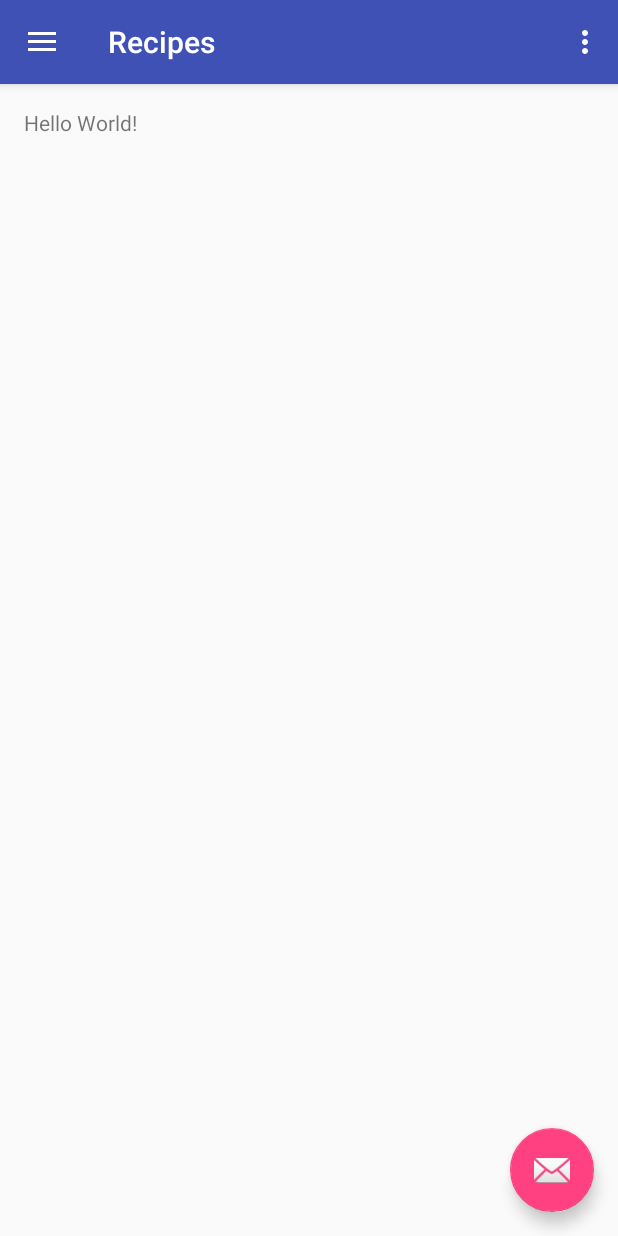
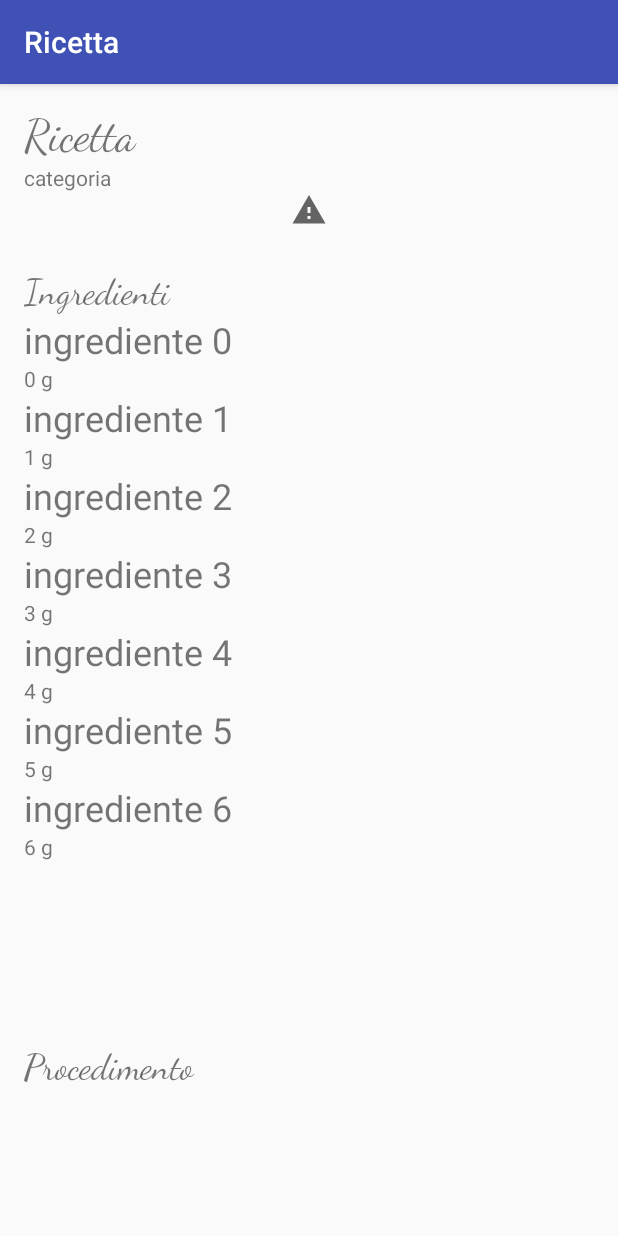
Before and after one commit to Assunta/appR, an Android app: the screen it shows after launch (MainActivity before the commit, RicettaActivity after it), after a tap on "Import", on a phone screen of 412 x 824 dp. Run offline under Robolectric (Android 15) with nearby library versions, the phone set to English and light mode, and no system bars; 1 other tap on this screen came first.

Commit message:
creazione Activity e layout per la visualizzazione di una ricetta

```diff
--- a/app/build.gradle
+++ b/app/build.gradle
@@ -27,4 +27,5 @@ dependencies {
     compile 'com.android.support:appcompat-v7:23.4.0'
     compile 'com.android.support:design:23.4.0'
     testCompile 'junit:junit:4.12'
+    compile 'com.android.support:recyclerview-v7:23.1.1'
 }
--- a/app/src/main/AndroidManifest.xml
+++ b/app/src/main/AndroidManifest.xml
@@ -18,6 +18,10 @@
                 <category android:name="android.intent.category.LAUNCHER" />
             </intent-filter>
         </activity>
+        <activity
+            android:name=".RicettaActivity"
+            android:label="@string/title_activity_ricetta"
+            android:theme="@style/AppTheme.NoActionBar"></activity>
     </application>
 
 </manifest>
--- /dev/null
+++ b/app/src/main/java/com/oropallo/assunta/recipes/Adapter/AdapterIngredienti.java
@@ -0,0 +1,71 @@
+package com.oropallo.assunta.recipes.Adapter;
+
+import android.content.Context;
+import android.support.v7.widget.RecyclerView;
+import android.view.LayoutInflater;
+import android.view.View;
+import android.view.ViewGroup;
+import android.widget.TextView;
+
+import com.oropallo.assunta.recipes.R;
+
+import java.util.ArrayList;
+import java.util.List;
+
+/**
+ * Created by Assunta on 23/11/2016.
+ */
+
+public class AdapterIngredienti extends RecyclerView.Adapter<AdapterIngredienti.IngredientiViewHolder>{
+    private List<String> ingredienti;
+    private Context context;
+
+    public AdapterIngredienti() {
+        ingredienti = new ArrayList<String>();
+        for(int i=0; i<7; i++)
+            ingredienti.add("ingrediente "+i);
+    }
+
+    @Override
+    public AdapterIngredienti.IngredientiViewHolder onCreateViewHolder(ViewGroup parent, int viewType) {
+        context=parent.getContext();
+        View v = LayoutInflater.from(context).inflate(R.layout.row_ingrediente, parent, false);
+        IngredientiViewHolder ivh = new IngredientiViewHolder(v);
+        return ivh;
+    }
+
+    @Override
+    public void onBindViewHolder(AdapterIngredienti.IngredientiViewHolder holder, int position) {
+        holder.nomeIngrediente.setText(ingredienti.get(position));
+        holder.quantita.setText(position+" g");
+    }
+
+    @Override
+    public int getItemCount() {
+        return ingredienti.size();
+    }
+
+    @Override
+    public void onAttachedToRecyclerView(RecyclerView recyclerView) {
+        super.onAttachedToRecyclerView(recyclerView);
+    }
+
+    public class IngredientiViewHolder extends RecyclerView.ViewHolder implements View.OnClickListener{
+
+        TextView nomeIngrediente;
+        TextView quantita;
+
+        IngredientiViewHolder(View itemView) {
+            super(itemView);
+            itemView.setClickable(false);
+            nomeIngrediente=(TextView) itemView.findViewById(R.id.item_name_ingrediente);
+            quantita= (TextView) itemView.findViewById(R.id.quantita);
+            itemView.setOnClickListener(this);
+        }
+
+        @Override
+        public void onClick(View v) {
+
+        }
+    }
+}
--- a/app/src/main/java/com/oropallo/assunta/recipes/MainActivity.java
+++ b/app/src/main/java/com/oropallo/assunta/recipes/MainActivity.java
@@ -1,5 +1,6 @@
 package com.oropallo.assunta.recipes;
 
+import android.content.Intent;
 import android.os.Bundle;
 import android.support.design.widget.FloatingActionButton;
 import android.support.design.widget.Snackbar;
@@ -81,7 +82,8 @@ public class MainActivity extends AppCompatActivity
         int id = item.getItemId();
 
         if (id == R.id.nav_camera) {
-            // Handle the camera action
+            Intent intent=new Intent(this, RicettaActivity.class);
+            startActivity(intent);
         } else if (id == R.id.nav_gallery) {
 
         } else if (id == R.id.nav_slideshow) {
--- /dev/null
+++ b/app/src/main/java/com/oropallo/assunta/recipes/RicettaActivity.java
@@ -0,0 +1,21 @@
+package com.oropallo.assunta.recipes;
+
+import android.os.Bundle;
+import android.support.design.widget.FloatingActionButton;
+import android.support.design.widget.Snackbar;
+import android.support.v7.app.AppCompatActivity;
+import android.support.v7.widget.Toolbar;
+import android.view.View;
+
+public class RicettaActivity extends AppCompatActivity {
+
+    @Override
+    protected void onCreate(Bundle savedInstanceState) {
+        super.onCreate(savedInstanceState);
+        setContentView(R.layout.activity_ricetta);
+        Toolbar toolbar = (Toolbar) findViewById(R.id.toolbar);
+        setSupportActionBar(toolbar);
+
+    }
+
+}
--- /dev/null
+++ b/app/src/main/java/com/oropallo/assunta/recipes/RicettaActivityFragment.java
@@ -0,0 +1,36 @@
+package com.oropallo.assunta.recipes;
+
+import android.support.v4.app.Fragment;
+import android.os.Bundle;
+import android.support.v7.widget.LinearLayoutManager;
+import android.support.v7.widget.RecyclerView;
+import android.view.LayoutInflater;
+import android.view.View;
+import android.view.ViewGroup;
+
+import com.oropallo.assunta.recipes.Adapter.AdapterIngredienti;
+
+/**
+ * A placeholder fragment containing a simple view.
+ */
+public class RicettaActivityFragment extends Fragment {
+
+    public RicettaActivityFragment() {
+    }
+
+    @Override
+    public View onCreateView(LayoutInflater inflater, ViewGroup container,
+                             Bundle savedInstanceState) {
+        View rootView =inflater.inflate(R.layout.fragment_ricetta, container, false);
+        RecyclerView recylerIngredienti= (RecyclerView) rootView.findViewById(R.id.recycler_ingredienti);
+        recylerIngredienti.setHasFixedSize(true);
+
+        //LayoutManager
+        LinearLayoutManager llm = new LinearLayoutManager(rootView.getContext());
+        recylerIngredienti.setLayoutManager(llm);
+        AdapterIngredienti adapter= new AdapterIngredienti();
+        recylerIngredienti.setAdapter(adapter);
+
+        return rootView;
+    }
+}
--- /dev/null
+++ b/app/src/main/res/layout/activity_ricetta.xml
@@ -0,0 +1,26 @@
+<?xml version="1.0" encoding="utf-8"?>
+<android.support.design.widget.CoordinatorLayout xmlns:android="http://schemas.android.com/apk/res/android"
+    xmlns:app="http://schemas.android.com/apk/res-auto"
+    xmlns:tools="http://schemas.android.com/tools"
+    android:layout_width="match_parent"
+    android:layout_height="match_parent"
+    android:fitsSystemWindows="true"
+    tools:context="com.oropallo.assunta.recipes.RicettaActivity">
+
+    <android.support.design.widget.AppBarLayout
+        android:layout_width="match_parent"
+        android:layout_height="wrap_content"
+        android:theme="@style/AppTheme.AppBarOverlay">
+
+        <android.support.v7.widget.Toolbar
+            android:id="@+id/toolbar"
+            android:layout_width="match_parent"
+            android:layout_height="?attr/actionBarSize"
+            android:background="?attr/colorPrimary"
+            app:popupTheme="@style/AppTheme.PopupOverlay" />
+
+    </android.support.design.widget.AppBarLayout>
+
+    <include layout="@layout/content_ricetta" />
+
+</android.support.design.widget.CoordinatorLayout>
--- /dev/null
+++ b/app/src/main/res/layout/content_ricetta.xml
@@ -0,0 +1,9 @@
+<fragment xmlns:android="http://schemas.android.com/apk/res/android"
+    xmlns:app="http://schemas.android.com/apk/res-auto"
+    xmlns:tools="http://schemas.android.com/tools"
+    android:id="@+id/fragment"
+    android:name="com.oropallo.assunta.recipes.RicettaActivityFragment"
+    android:layout_width="match_parent"
+    android:layout_height="match_parent"
+    app:layout_behavior="@string/appbar_scrolling_view_behavior"
+    tools:layout="@layout/fragment_ricetta" />
--- /dev/null
+++ b/app/src/main/res/layout/fragment_ricetta.xml
@@ -0,0 +1,79 @@
+<?xml version="1.0" encoding="utf-8"?>
+<RelativeLayout xmlns:android="http://schemas.android.com/apk/res/android"
+    xmlns:app="http://schemas.android.com/apk/res-auto"
+    xmlns:tools="http://schemas.android.com/tools"
+    android:id="@+id/content_ricetta"
+    android:layout_width="match_parent"
+    android:layout_height="match_parent"
+    android:paddingBottom="@dimen/activity_vertical_margin"
+    android:paddingLeft="@dimen/activity_horizontal_margin"
+    android:paddingRight="@dimen/activity_horizontal_margin"
+    android:paddingTop="@dimen/activity_vertical_margin"
+    tools:context="com.oropallo.assunta.recipes.RicettaActivityFragment"
+    tools:showIn="@layout/activity_ricetta">
+
+
+    <TextView
+        android:text="categoria"
+        android:layout_width="match_parent"
+        android:layout_height="wrap_content"
+        android:layout_below="@+id/name_ricetta"
+        android:layout_alignParentStart="true"
+        android:id="@+id/name_category" />
+
+    <ImageView
+        android:layout_width="match_parent"
+        app:srcCompat="?android:attr/alertDialogIcon"
+        android:layout_alignParentStart="true"
+        android:id="@+id/imageView_ricetta"
+        android:layout_height="wrap_content"
+        android:layout_below="@+id/name_category" />
+
+    <TextView
+        android:text="Ricetta"
+        android:layout_width="match_parent"
+        android:layout_height="wrap_content"
+        android:id="@+id/name_ricetta"
+        android:fontFamily="cursive"
+        android:textSize="30sp"
+        android:layout_alignParentTop="true"
+        android:layout_alignParentStart="true" />
+
+    <TextView
+        android:text="Ingredienti"
+        android:layout_width="match_parent"
+        android:layout_height="wrap_content"
+        android:layout_below="@+id/imageView_ricetta"
+        android:layout_marginTop="28dp"
+        android:id="@+id/ingredienti"
+        android:fontFamily="cursive"
+        android:textSize="24sp" />
+
+    <TextView
+        android:text="Procedimento"
+        android:layout_width="match_parent"
+        android:layout_height="wrap_content"
+        android:id="@+id/procedimento"
+        android:layout_alignParentBottom="true"
+        android:layout_alignParentStart="true"
+        android:layout_marginBottom="81dp"
+        android:fontFamily="cursive"
+        android:textSize="24sp" />
+
+    <android.support.v7.widget.RecyclerView
+        android:layout_width="match_parent"
+        android:layout_height="match_parent"
+        android:layout_alignTop="@+id/procedimento"
+        android:layout_alignParentStart="true"
+        android:layout_marginTop="31dp"
+        android:id="@+id/recycler_procedimento" />
+
+    <android.support.v7.widget.RecyclerView
+        android:layout_width="match_parent"
+        android:layout_height="wrap_content"
+        android:scrollbars="vertical"
+        android:id="@+id/recycler_ingredienti"
+        android:layout_below="@+id/ingredienti"
+        android:layout_alignParentStart="true" />
+
+</RelativeLayout>
--- /dev/null
+++ b/app/src/main/res/layout/row_ingrediente.xml
@@ -0,0 +1,19 @@
+<?xml version="1.0" encoding="utf-8"?>
+<LinearLayout xmlns:android="http://schemas.android.com/apk/res/android"
+    android:orientation="vertical" android:layout_width="match_parent"
+    android:layout_height="wrap_content">
+
+    <TextView
+        android:text="nome"
+        android:layout_width="match_parent"
+        android:layout_height="wrap_content"
+        android:id="@+id/item_name_ingrediente"
+        android:textSize="24sp"
+        android:fontFamily="sans-serif" />
+
+    <TextView
+        android:text="quantità"
+        android:layout_width="match_parent"
+        android:layout_height="wrap_content"
+        android:id="@+id/quantita" />
+</LinearLayout>
--- /dev/null
+++ b/app/src/main/res/menu/menu_ricetta.xml
@@ -0,0 +1,10 @@
+<menu xmlns:android="http://schemas.android.com/apk/res/android"
+    xmlns:app="http://schemas.android.com/apk/res-auto"
+    xmlns:tools="http://schemas.android.com/tools"
+    tools:context="com.oropallo.assunta.recipes.RicettaActivity">
+    <item
+        android:id="@+id/action_settings"
+        android:orderInCategory="100"
+        android:title="@string/action_settings"
+        app:showAsAction="never" />
+</menu>
--- a/app/src/main/res/values/strings.xml
+++ b/app/src/main/res/values/strings.xml
@@ -5,4 +5,5 @@
     <string name="navigation_drawer_close">Close navigation drawer</string>
 
     <string name="action_settings">Settings</string>
+    <string name="title_activity_ricetta">Ricetta</string>
 </resources>
```
